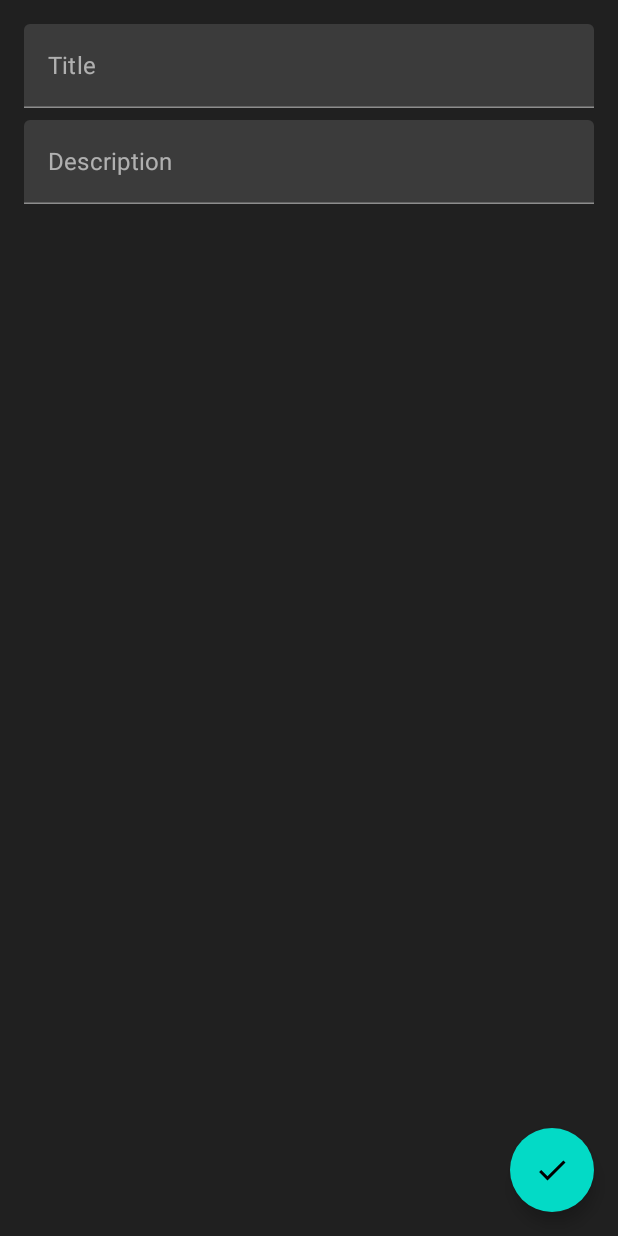
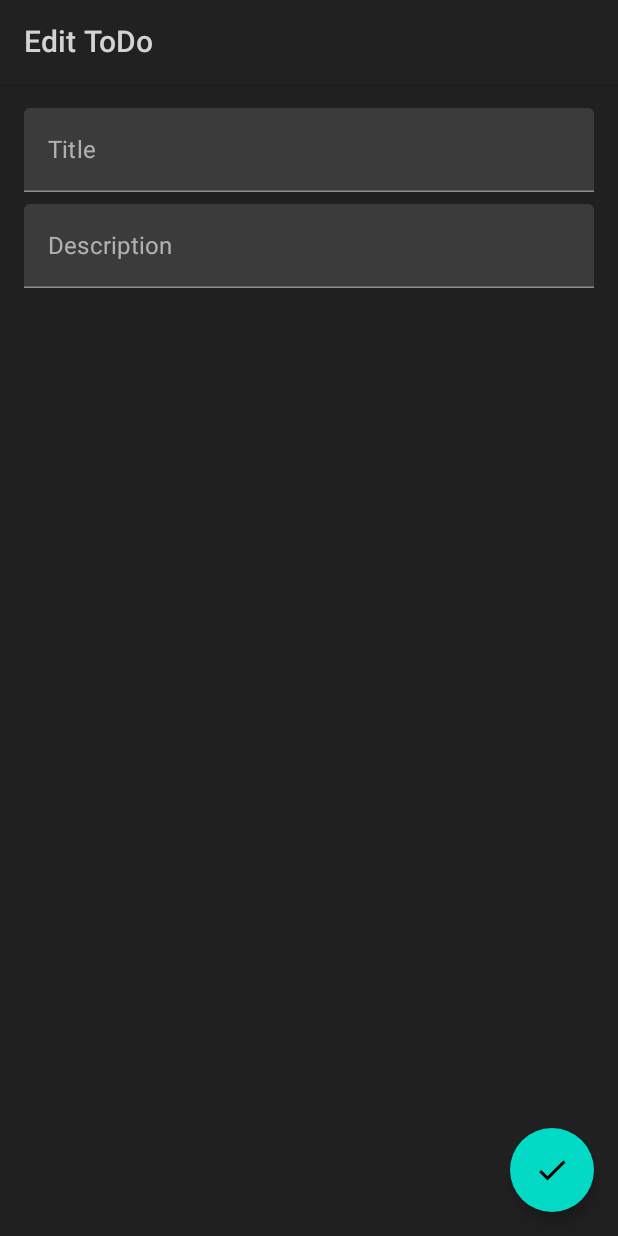
Before and after one commit to filipiandrader/to-do-list-app, an Android app built with Jetpack Compose: the composable AddEditTodoScreen shown on its own in the app's theme, on a phone screen of 412 x 824 dp. Run offline under Robolectric (Android 15) with nearby library versions, the light colour scheme and no system bars; our stand-ins replace Dagger/Hilt's generated code.

Commit message:
Add toolbar to add/edit screen; Add cardview to todoitem

```diff
--- a/app/src/main/java/com/far/to_dolistapp/ui/add_edit/AddEditTodoScreen.kt
+++ b/app/src/main/java/com/far/to_dolistapp/ui/add_edit/AddEditTodoScreen.kt
@@ -9,6 +9,7 @@ import androidx.compose.runtime.LaunchedEffect
 import androidx.compose.ui.Modifier
 import androidx.compose.ui.unit.dp
 import androidx.hilt.navigation.compose.hiltViewModel
+import com.far.to_dolistapp.ui.theme.DarkGray900
 import com.far.to_dolistapp.util.UiEvent
 import kotlinx.coroutines.flow.collect
 
@@ -44,6 +45,15 @@ fun AddEditTodoScreen(
         }
     ) {
         Column(
+            modifier = Modifier.fillMaxSize()
+        ) {
+            TopAppBar(
+                backgroundColor = DarkGray900,
+                title = {
+                    Text(text = viewModel.toolbarTitle)
+                }
+            )
+            Column(
                 modifier = Modifier
                     .fillMaxSize()
                     .padding(16.dp)
@@ -73,4 +83,6 @@ fun AddEditTodoScreen(
                 )
             }
         }
+
     }
+}
--- a/app/src/main/java/com/far/to_dolistapp/ui/add_edit/AddEditTodoViewModel.kt
+++ b/app/src/main/java/com/far/to_dolistapp/ui/add_edit/AddEditTodoViewModel.kt
@@ -33,10 +33,13 @@ class AddEditTodoViewModel @Inject constructor(
     private val _uiEventChannel = Channel<UiEvent>()
     val uiEventChannel = _uiEventChannel.receiveAsFlow()
 
+    var toolbarTitle = ""
+
     init {
         val todoId = savedStateHandle.get<Int>("todoId")
 
         if (todoId != -1) {
+            toolbarTitle = "Edit ToDo"
             viewModelScope.launch {
                 todoId?.let {
                     repository.getTodoById(todoId)?.let {
@@ -46,6 +49,8 @@ class AddEditTodoViewModel @Inject constructor(
                     }
                 }
             }
+        } else {
+            toolbarTitle = "Add ToDo"
         }
     }
 
```
Also changed, not shown: app/src/main/java/com/far/to_dolistapp/ui/list/TodoItem.kt (+24 -15 lines). Lines whose indentation alone changed are shown as unchanged.
